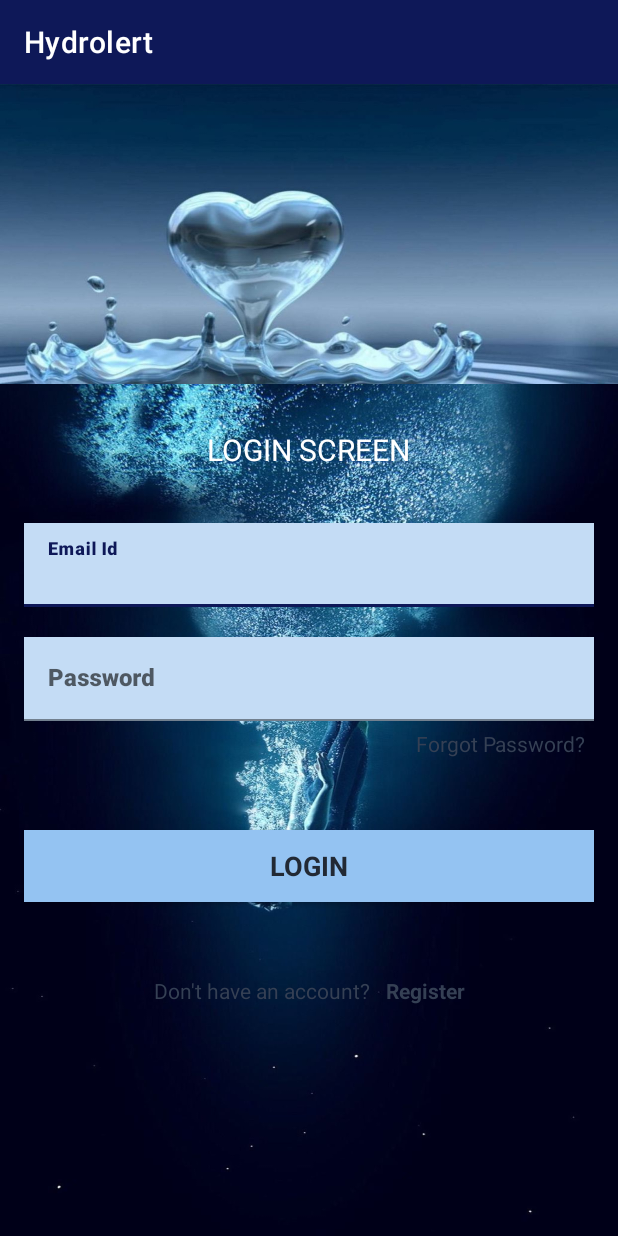
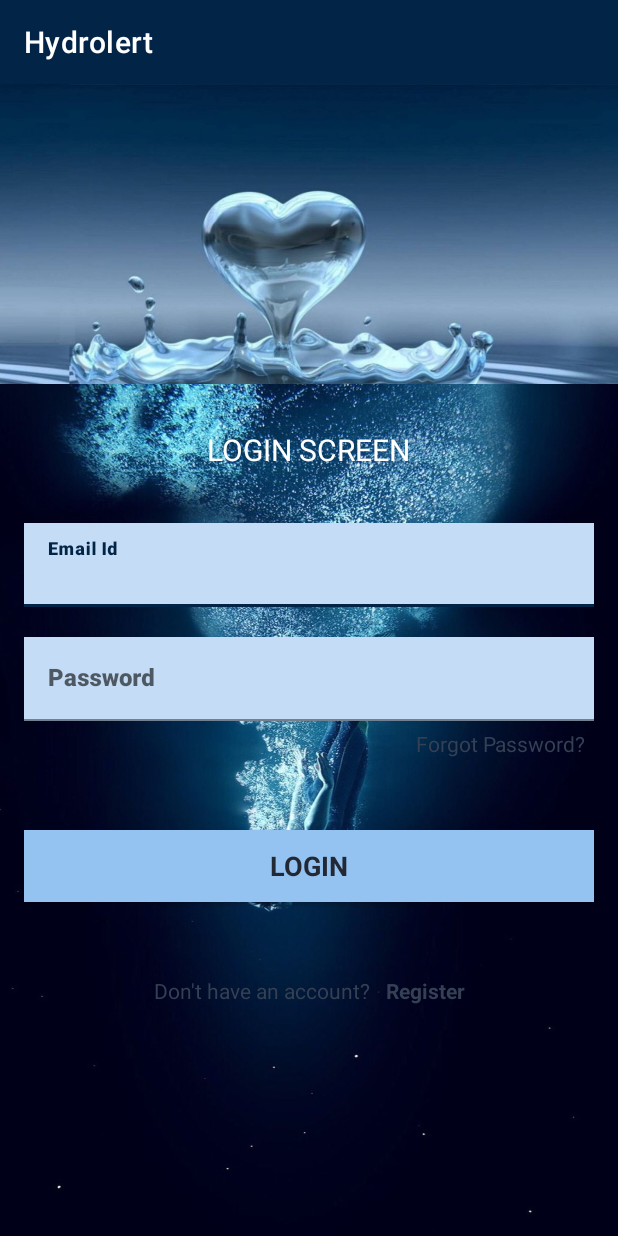
Before and after one commit to JoelK02/Water-reminder-android-application, an Android app: the screen it shows after launch (LoginActivity), on a phone screen of 412 x 824 dp. Run offline under Robolectric (Android 15) with nearby library versions, the phone set to English and light mode, and no system bars; our stand-ins replace Firebase (no records; nobody signed in at launch, a user with empty details on screens opened directly); Roboto replaces fonts that are not available here.

Commit message:
GUI update

```diff
--- a/FirebaseAuthDemo/app/src/main/java/com/firebaseauthdemo/RegisterActivity.kt
+++ b/FirebaseAuthDemo/app/src/main/java/com/firebaseauthdemo/RegisterActivity.kt
@@ -53,6 +53,7 @@ class RegisterActivity : AppCompatActivity() {
 
         auth = FirebaseAuth.getInstance()
         database = FirebaseDatabase.getInstance("https://fir-authdemo-5224c-default-rtdb.asia-southeast1.firebasedatabase.app/")
+
         reference = database.getReference("Users")
 
         cup1 = database.getReference("Cup1")
--- a/FirebaseAuthDemo/app/src/main/res/layout/activity_login.xml
+++ b/FirebaseAuthDemo/app/src/main/res/layout/activity_login.xml
@@ -20,7 +20,7 @@
             android:layout_height="match_parent"
             android:contentDescription="image"
             android:scaleType="fitXY"
-            app:srcCompat="@drawable/bckgregister17" />
+            app:srcCompat="@drawable/bckgregister20" />
 
 
     </FrameLayout>
--- a/FirebaseAuthDemo/app/src/main/res/values/colors.xml
+++ b/FirebaseAuthDemo/app/src/main/res/values/colors.xml
@@ -27,6 +27,6 @@
     <color name="Greenery">#6FB98F</color>
     <color name="BlueBlack">#021C1E</color>
     <color name="beige">#fffff0</color>
-    <color name="darkblue">#0E1858</color>
+    <color name="darkblue">#022447</color>
 
 </resources>
```
Also changed, not shown: FirebaseAuthDemo/app/src/main/java/com/firebaseauthdemo/HomePageActivity.kt (+4 -3 lines), FirebaseAuthDemo/app/src/main/res/drawable/bckgregister19.jpg (added), FirebaseAuthDemo/app/src/main/res/drawable/bckgregister20.png (added).
